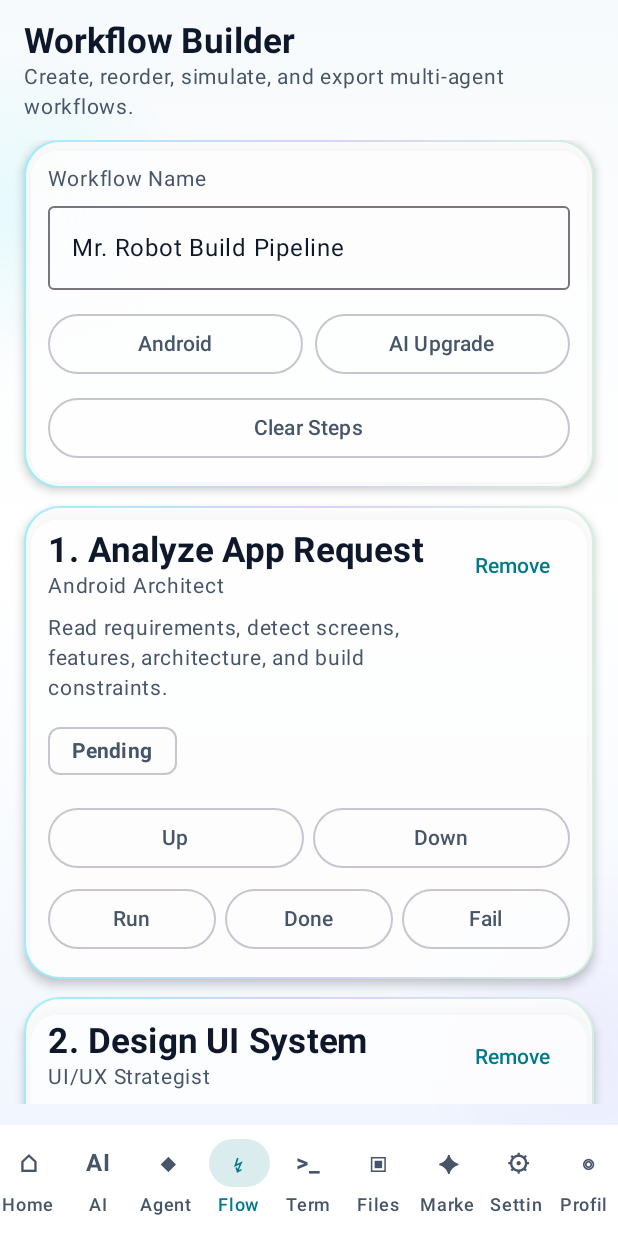
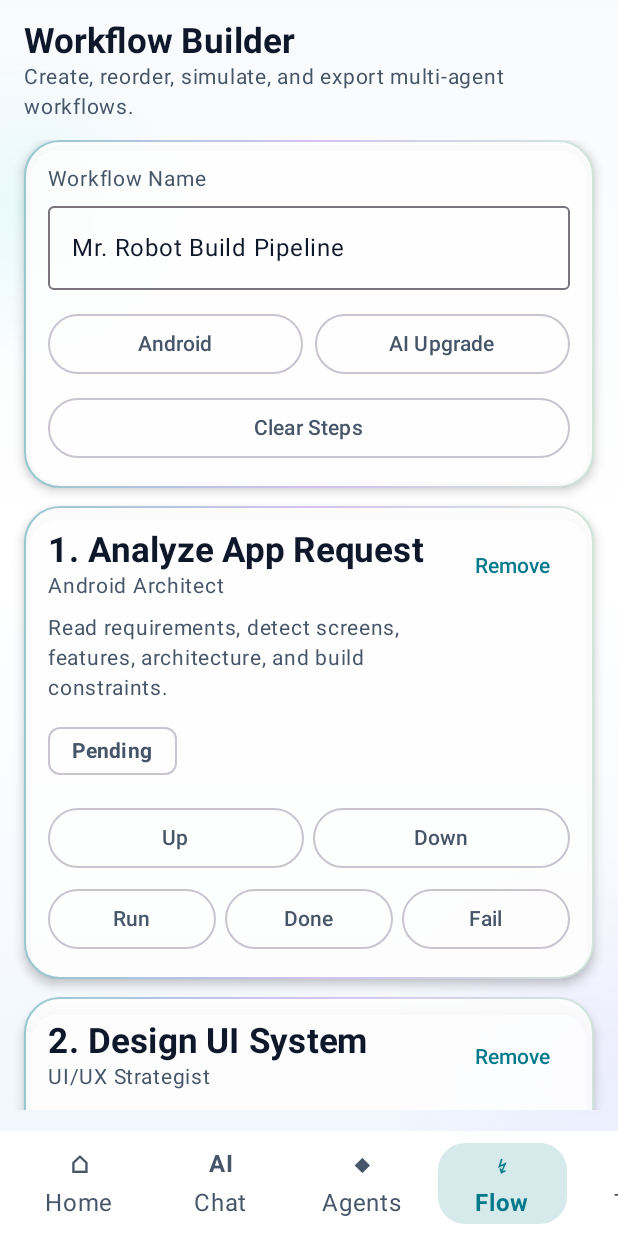
Before and after one commit to devxvoid/Mr-Robot-AI-Workspace, an Android app built with Jetpack Compose: the screen it shows after launch (MainActivity), after a tap on "Build Workflow", on a phone screen of 412 x 824 dp. Run offline under Robolectric (Android 15) with nearby library versions, the phone set to English and light mode, and no system bars; 2 other taps on this screen came first.

Commit message:
Step 14 repair UI theme source files

```diff
--- a/app/src/main/java/com/mrrobot/aiworkspace/MainActivity.kt
+++ b/app/src/main/java/com/mrrobot/aiworkspace/MainActivity.kt
@@ -5,6 +5,7 @@ import androidx.activity.ComponentActivity
 import androidx.activity.compose.setContent
 import androidx.compose.runtime.collectAsState
 import androidx.compose.runtime.getValue
+import com.mrrobot.aiworkspace.data.AppSettings
 import com.mrrobot.aiworkspace.data.SettingsStore
 import com.mrrobot.aiworkspace.navigation.AppNavGraph
 import com.mrrobot.aiworkspace.ui.theme.MrRobotTheme
@@ -17,7 +18,7 @@ class MainActivity : ComponentActivity() {
 
         setContent {
             val settings by settingsStore.settingsFlow.collectAsState(
-                initial = com.mrrobot.aiworkspace.data.AppSettings()
+                initial = AppSettings()
             )
 
             MrRobotTheme(themeMode = settings.themeMode) {
--- a/app/src/main/java/com/mrrobot/aiworkspace/data/SettingsStore.kt
+++ b/app/src/main/java/com/mrrobot/aiworkspace/data/SettingsStore.kt
@@ -35,7 +35,9 @@ class SettingsStore(private val context: Context) {
                 apiKey = prefs[Keys.API_KEY] ?: "",
                 model = prefs[Keys.MODEL] ?: "openai/gpt-4o-mini",
                 themeMode = runCatching {
-                    AppThemeMode.valueOf(prefs[Keys.THEME_MODE] ?: AppThemeMode.Auto.name)
+                    AppThemeMode.valueOf(
+                        prefs[Keys.THEME_MODE] ?: AppThemeMode.Auto.name
+                    )
                 }.getOrDefault(AppThemeMode.Auto)
             )
         }
--- a/app/src/main/java/com/mrrobot/aiworkspace/navigation/AppNavGraph.kt
+++ b/app/src/main/java/com/mrrobot/aiworkspace/navigation/AppNavGraph.kt
@@ -1,8 +1,24 @@
 package com.mrrobot.aiworkspace.navigation
 
-import androidx.compose.foundation.layout.*
-import androidx.compose.material3.*
+import androidx.compose.foundation.clickable
+import androidx.compose.foundation.horizontalScroll
+import androidx.compose.foundation.layout.Arrangement
+import androidx.compose.foundation.layout.Box
+import androidx.compose.foundation.layout.Column
+import androidx.compose.foundation.layout.Row
+import androidx.compose.foundation.layout.Spacer
+import androidx.compose.foundation.layout.fillMaxWidth
+import androidx.compose.foundation.layout.height
+import androidx.compose.foundation.layout.padding
+import androidx.compose.foundation.layout.width
+import androidx.compose.foundation.rememberScrollState
+import androidx.compose.foundation.shape.RoundedCornerShape
+import androidx.compose.material3.MaterialTheme
+import androidx.compose.material3.Scaffold
+import androidx.compose.material3.Surface
+import androidx.compose.material3.Text
 import androidx.compose.runtime.Composable
+import androidx.compose.ui.Alignment
 import androidx.compose.ui.Modifier
 import androidx.compose.ui.graphics.Color
 import androidx.compose.ui.text.font.FontWeight
@@ -11,11 +27,23 @@ import androidx.navigation.compose.NavHost
 import androidx.navigation.compose.composable
 import androidx.navigation.compose.currentBackStackEntryAsState
 import androidx.navigation.compose.rememberNavController
-import com.mrrobot.aiworkspace.ui.screens.*
+import com.mrrobot.aiworkspace.ui.screens.AgentsScreen
+import com.mrrobot.aiworkspace.ui.screens.ChatScreen
+import com.mrrobot.aiworkspace.ui.screens.FileManagerScreen
+import com.mrrobot.aiworkspace.ui.screens.MarketplaceScreen
+import com.mrrobot.aiworkspace.ui.screens.ProfileScreen
+import com.mrrobot.aiworkspace.ui.screens.SettingsScreen
+import com.mrrobot.aiworkspace.ui.screens.TerminalScreen
+import com.mrrobot.aiworkspace.ui.screens.WelcomeScreen
+import com.mrrobot.aiworkspace.ui.screens.WorkflowScreen
 
-sealed class Route(val path: String, val label: String, val icon: String) {
+sealed class Route(
+    val path: String,
+    val label: String,
+    val icon: String
+) {
     object Welcome : Route("welcome", "Home", "⌂")
-    object Chat : Route("chat", "AI", "AI")
+    object Chat : Route("chat", "Chat", "AI")
     object Agents : Route("agents", "Agents", "◆")
     object Workflow : Route("workflow", "Flow", "↯")
     object Terminal : Route("terminal", "Term", ">_")
@@ -44,47 +72,34 @@ fun AppNavGraph() {
     Scaffold(
         containerColor = Color.Transparent,
         bottomBar = {
-            NavigationBar(
-                modifier = Modifier.height(74.dp),
-                containerColor = MaterialTheme.colorScheme.surface.copy(alpha = 0.98f),
+            val current =
+                nav.currentBackStackEntryAsState().value?.destination?.route
+
+            Surface(
+                modifier = Modifier.fillMaxWidth(),
+                color = MaterialTheme.colorScheme.surface.copy(alpha = 0.97f),
                 tonalElevation = 0.dp
             ) {
-                val current = nav.currentBackStackEntryAsState().value?.destination?.route
-
+                Row(
+                    modifier = Modifier
+                        .fillMaxWidth()
+                        .horizontalScroll(rememberScrollState())
+                        .padding(horizontal = 10.dp, vertical = 8.dp),
+                    horizontalArrangement = Arrangement.spacedBy(8.dp),
+                    verticalAlignment = Alignment.CenterVertically
+                ) {
                     items.forEach { route ->
-                    NavigationBarItem(
+                        BottomNavChip(
+                            route = route,
                             selected = current == route.path,
                             onClick = {
                                 nav.navigate(route.path) {
                                     launchSingleTop = true
                                     restoreState = true
                                 }
-                        },
-                        icon = {
-                            Text(
-                                text = route.icon,
-                                fontWeight = FontWeight.Bold,
-                                color = if (current == route.path) {
-                                    MaterialTheme.colorScheme.primary
-                                } else {
-                                    MaterialTheme.colorScheme.onSurfaceVariant
                             }
                         )
-                        },
-                        label = {
-                            Text(
-                                text = route.label,
-                                maxLines = 1
-                            )
-                        },
-                        colors = NavigationBarItemDefaults.colors(
-                            indicatorColor = MaterialTheme.colorScheme.primary.copy(alpha = 0.14f),
-                            selectedIconColor = MaterialTheme.colorScheme.primary,
-                            selectedTextColor = MaterialTheme.colorScheme.primary,
-                            unselectedIconColor = MaterialTheme.colorScheme.onSurfaceVariant,
-                            unselectedTextColor = MaterialTheme.colorScheme.onSurfaceVariant
-                        )
-                    )
+                    }
                 }
             }
         }
@@ -106,3 +121,53 @@ fun AppNavGraph() {
         }
     }
 }
+
+@Composable
+private fun BottomNavChip(
+    route: Route,
+    selected: Boolean,
+    onClick: () -> Unit
+) {
+    Surface(
+        modifier = Modifier
+            .width(86.dp)
+            .height(54.dp)
+            .clickable { onClick() },
+        color = if (selected) {
+            MaterialTheme.colorScheme.primary.copy(alpha = 0.16f)
+        } else {
+            Color.Transparent
+        },
+        shape = RoundedCornerShape(18.dp)
+    ) {
+        Box(contentAlignment = Alignment.Center) {
+            Column(horizontalAlignment = Alignment.CenterHorizontally) {
+                Text(
+                    text = route.icon,
+                    color = if (selected) {
+                        MaterialTheme.colorScheme.primary
+                    } else {
+                        MaterialTheme.colorScheme.onSurfaceVariant
+                    },
+                    fontWeight = FontWeight.Bold
+                )
+
+                Spacer(Modifier.height(2.dp))
+
+                Text(
+                    text = route.label,
+                    color = if (selected) {
+                        MaterialTheme.colorScheme.primary
+                    } else {
+                        MaterialTheme.colorScheme.onSurfaceVariant
+                    },
+                    fontWeight = if (selected) {
+                        FontWeight.Bold
+                    } else {
+                        FontWeight.Normal
+                    }
+                )
+            }
+        }
+    }
+}
--- a/app/src/main/java/com/mrrobot/aiworkspace/ui/components/UiComponents.kt
+++ b/app/src/main/java/com/mrrobot/aiworkspace/ui/components/UiComponents.kt
@@ -1,13 +1,34 @@
 package com.mrrobot.aiworkspace.ui.components
 
-import androidx.compose.animation.core.*
+import androidx.compose.animation.core.FastOutSlowInEasing
+import androidx.compose.animation.core.RepeatMode
+import androidx.compose.animation.core.animateFloat
+import androidx.compose.animation.core.infiniteRepeatable
+import androidx.compose.animation.core.rememberInfiniteTransition
+import androidx.compose.animation.core.tween
 import androidx.compose.foundation.BorderStroke
 import androidx.compose.foundation.background
 import androidx.compose.foundation.border
-import androidx.compose.foundation.layout.*
+import androidx.compose.foundation.layout.Box
+import androidx.compose.foundation.layout.Column
+import androidx.compose.foundation.layout.ColumnScope
+import androidx.compose.foundation.layout.Row
+import androidx.compose.foundation.layout.Spacer
+import androidx.compose.foundation.layout.fillMaxSize
+import androidx.compose.foundation.layout.fillMaxWidth
+import androidx.compose.foundation.layout.height
+import androidx.compose.foundation.layout.offset
+import androidx.compose.foundation.layout.padding
+import androidx.compose.foundation.layout.size
 import androidx.compose.foundation.shape.CircleShape
 import androidx.compose.foundation.shape.RoundedCornerShape
-import androidx.compose.material3.*
+import androidx.compose.material3.Button
+import androidx.compose.material3.ButtonDefaults
+import androidx.compose.material3.Card
+import androidx.compose.material3.CardDefaults
+import androidx.compose.material3.MaterialTheme
+import androidx.compose.material3.Surface
+import androidx.compose.material3.Text
 import androidx.compose.runtime.Composable
 import androidx.compose.runtime.getValue
 import androidx.compose.ui.Alignment
@@ -38,10 +59,10 @@ fun ScreenShell(content: @Composable ColumnScope.() -> Unit) {
             .fillMaxSize()
             .background(
                 Brush.verticalGradient(
-                    colors = listOf(
+                    listOf(
                         scheme.background,
                         scheme.surface,
-                        scheme.surfaceVariant.copy(alpha = 0.8f)
+                        scheme.surfaceVariant.copy(alpha = 0.82f)
                     )
                 )
             )
@@ -60,11 +81,15 @@ fun ScreenShell(content: @Composable ColumnScope.() -> Unit) {
 @Composable
 fun AmbientGlow() {
     val infinite = rememberInfiniteTransition(label = "ambient_glow")
+
     val alpha by infinite.animateFloat(
-        initialValue = 0.12f,
-        targetValue = 0.32f,
+        initialValue = 0.10f,
+        targetValue = 0.28f,
         animationSpec = infiniteRepeatable(
-            animation = tween(2400, easing = FastOutSlowInEasing),
+            animation = tween(
+                durationMillis = 2400,
+                easing = FastOutSlowInEasing
+            ),
             repeatMode = RepeatMode.Reverse
         ),
         label = "ambient_alpha"
@@ -79,7 +104,10 @@ fun AmbientGlow() {
                 .clip(CircleShape)
                 .background(
                     Brush.radialGradient(
-                        listOf(NeonCyan.copy(alpha = 0.26f), Color.Transparent)
+                        listOf(
+                            NeonCyan.copy(alpha = 0.28f),
+                            Color.Transparent
+                        )
                     )
                 )
         )
@@ -93,7 +121,10 @@ fun AmbientGlow() {
                 .clip(CircleShape)
                 .background(
                     Brush.radialGradient(
-                        listOf(NeonPurple.copy(alpha = 0.22f), Color.Transparent)
+                        listOf(
+                            NeonPurple.copy(alpha = 0.24f),
+                            Color.Transparent
+                        )
                     )
                 )
         )
@@ -112,22 +143,24 @@ fun GlassCard(
                 width = 1.dp,
                 brush = Brush.horizontalGradient(
                     listOf(
-                        NeonCyan.copy(.38f),
-                        NeonPurple.copy(.28f),
-                        NeonGreen.copy(.18f)
+                        MaterialTheme.colorScheme.primary.copy(alpha = 0.40f),
+                        MaterialTheme.colorScheme.secondary.copy(alpha = 0.28f),
+                        MaterialTheme.colorScheme.tertiary.copy(alpha = 0.18f)
                     )
                 ),
                 shape = RoundedCornerShape(24.dp)
             ),
         shape = RoundedCornerShape(24.dp),
         colors = CardDefaults.cardColors(
-            containerColor = MaterialTheme.colorScheme.surface.copy(alpha = .88f)
+            containerColor = MaterialTheme.colorScheme.surface.copy(alpha = 0.90f)
         ),
-        elevation = CardDefaults.cardElevation(defaultElevation = 4.dp),
-        content = {
-            Column(modifier = Modifier.padding(16.dp), content = content)
-        }
-    )
+        elevation = CardDefaults.cardElevation(defaultElevation = 4.dp)
+    ) {
+        Column(
+            modifier = Modifier.padding(16.dp),
+            content = content
+        )
+    }
 }
 
 @Composable
@@ -139,7 +172,6 @@ fun PremiumHeader(
     Column(modifier = Modifier.fillMaxWidth()) {
         Row(
             modifier = Modifier.fillMaxWidth(),
-            horizontalArrangement = Arrangement.SpaceBetween,
             verticalAlignment = Alignment.Top
         ) {
             Column(modifier = Modifier.weight(1f)) {
@@ -164,7 +196,10 @@ fun PremiumHeader(
             if (badge != null) {
                 Surface(
                     color = MaterialTheme.colorScheme.primary.copy(alpha = 0.12f),
-                    border = BorderStroke(1.dp, MaterialTheme.colorScheme.primary.copy(alpha = 0.45f)),
+                    border = BorderStroke(
+                        width = 1.dp,
+                        color = MaterialTheme.colorScheme.primary.copy(alpha = 0.45f)
+                    ),
                     shape = RoundedCornerShape(999.dp)
                 ) {
                     Text(
@@ -172,7 +207,10 @@ fun PremiumHeader(
                         color = MaterialTheme.colorScheme.primary,
                         fontSize = 12.sp,
                         fontWeight = FontWeight.Bold,
-                        modifier = Modifier.padding(horizontal = 12.dp, vertical = 7.dp)
+                        modifier = Modifier.padding(
+                            horizontal = 12.dp,
+                            vertical = 7.dp
+                        )
                     )
                 }
             }
@@ -214,7 +252,10 @@ fun CyberButton(text: String, onClick: () -> Unit) {
             .fillMaxWidth()
             .height(52.dp)
     ) {
-        Text(text, fontWeight = FontWeight.Bold)
+        Text(
+            text = text,
+            fontWeight = FontWeight.Bold
+        )
     }
 }
 
@@ -228,7 +269,7 @@ fun PremiumMetric(
         Text(
             text = value,
             color = MaterialTheme.colorScheme.primary,
-            fontSize = 22.sp,
+            fontSize = 20.sp,
             fontWeight = FontWeight.ExtraBold,
             maxLines = 1
         )
@@ -262,7 +303,10 @@ fun StatusPill(
 ) {
     Surface(
         color = color.copy(alpha = 0.12f),
-        border = BorderStroke(1.dp, color.copy(alpha = 0.45f)),
+        border = BorderStroke(
+            width = 1.dp,
+            color = color.copy(alpha = 0.45f)
+        ),
         shape = RoundedCornerShape(999.dp)
     ) {
         Text(
@@ -270,7 +314,10 @@ fun StatusPill(
             color = color,
             fontSize = 12.sp,
             fontWeight = FontWeight.Bold,
-            modifier = Modifier.padding(horizontal = 10.dp, vertical = 6.dp)
+            modifier = Modifier.padding(
+                horizontal = 10.dp,
+                vertical = 6.dp
+            )
         )
     }
 }
--- a/app/src/main/java/com/mrrobot/aiworkspace/ui/theme/Theme.kt
+++ b/app/src/main/java/com/mrrobot/aiworkspace/ui/theme/Theme.kt
@@ -8,49 +8,34 @@ import androidx.compose.runtime.Composable
 import androidx.compose.ui.graphics.Color
 import com.mrrobot.aiworkspace.data.AppThemeMode
 
-val CyberBlack = Color(0xFF030712)
-val CyberSurface = Color(0xFF0B1020)
-val CyberPanel = Color(0xFF111827)
-val CyberCyan = Color(0xFF00DFF7)
-val CyberPurple = Color(0xFF8B5CF6)
-val CyberGreen = Color(0xFF22C55E)
-val CyberText = Color(0xFFE5E7EB)
-val CyberMuted = Color(0xFF9CA3AF)
-
-val LightBg = Color(0xFFF7FAFC)
-val LightSurface = Color(0xFFFFFFFF)
-val LightPanel = Color(0xFFEFF6FF)
-val LightText = Color(0xFF0F172A)
-val LightMuted = Color(0xFF475569)
-
 private val DarkScheme = darkColorScheme(
-    primary = CyberCyan,
-    secondary = CyberPurple,
-    tertiary = CyberGreen,
-    background = CyberBlack,
-    surface = CyberSurface,
-    surfaceVariant = CyberPanel,
+    primary = Color(0xFF00DFF7),
+    secondary = Color(0xFF8B5CF6),
+    tertiary = Color(0xFF22C55E),
+    background = Color(0xFF030712),
+    surface = Color(0xFF0B1020),
+    surfaceVariant = Color(0xFF111827),
     onPrimary = Color.Black,
     onSecondary = Color.White,
     onTertiary = Color.Black,
-    onBackground = CyberText,
-    onSurface = CyberText,
-    onSurfaceVariant = CyberMuted
+    onBackground = Color(0xFFE5E7EB),
+    onSurface = Color(0xFFE5E7EB),
+    onSurfaceVariant = Color(0xFFB8C0CC)
 )
 
 private val LightScheme = lightColorScheme(
     primary = Color(0xFF007A8A),
     secondary = Color(0xFF6D28D9),
     tertiary = Color(0xFF15803D),
-    background = LightBg,
-    surface = LightSurface,
-    surfaceVariant = LightPanel,
+    background = Color(0xFFF8FAFC),
+    surface = Color(0xFFFFFFFF),
+    surfaceVariant = Color(0xFFEFF6FF),
     onPrimary = Color.White,
     onSecondary = Color.White,
     onTertiary = Color.White,
-    onBackground = LightText,
-    onSurface = LightText,
-    onSurfaceVariant = LightMuted
+    onBackground = Color(0xFF0F172A),
+    onSurface = Color(0xFF0F172A),
+    onSurfaceVariant = Color(0xFF475569)
 )
 
 @Composable
@@ -58,14 +43,14 @@ fun MrRobotTheme(
     themeMode: AppThemeMode = AppThemeMode.Auto,
     content: @Composable () -> Unit
 ) {
-    val dark = when (themeMode) {
+    val darkTheme = when (themeMode) {
         AppThemeMode.Auto -> isSystemInDarkTheme()
         AppThemeMode.Dark -> true
         AppThemeMode.Light -> false
     }
 
     MaterialTheme(
-        colorScheme = if (dark) DarkScheme else LightScheme,
+        colorScheme = if (darkTheme) DarkScheme else LightScheme,
         content = content
     )
 }
```
Also changed, not shown: app/src/main/java/com/mrrobot/aiworkspace/viewmodel/SettingsViewModel.kt (+18 -4 lines). Lines whose indentation alone changed are shown as unchanged.
